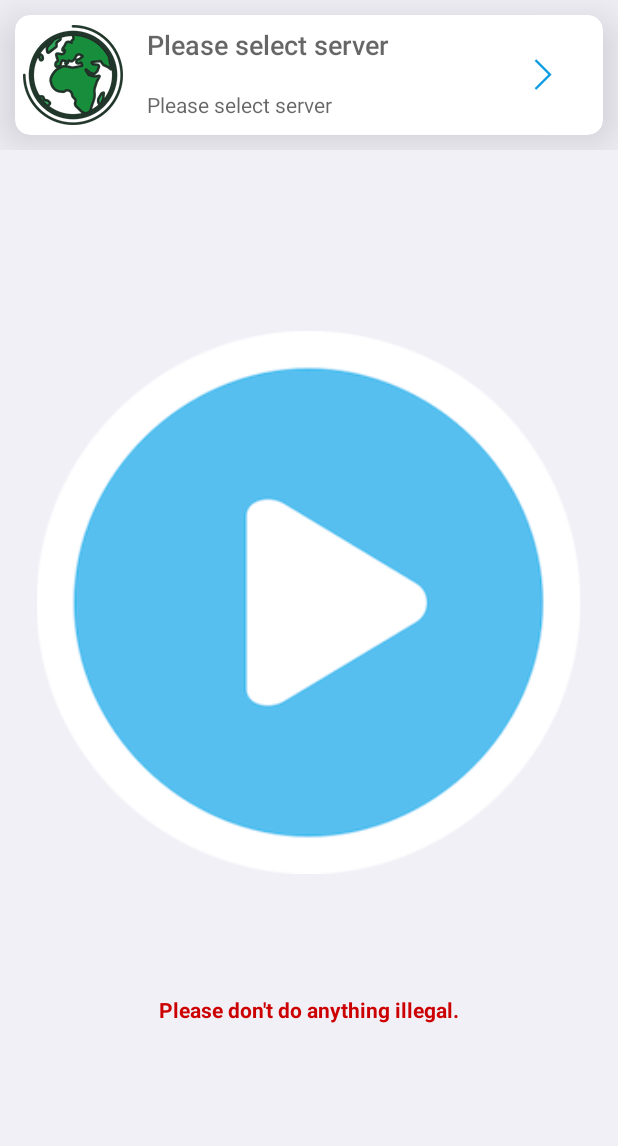
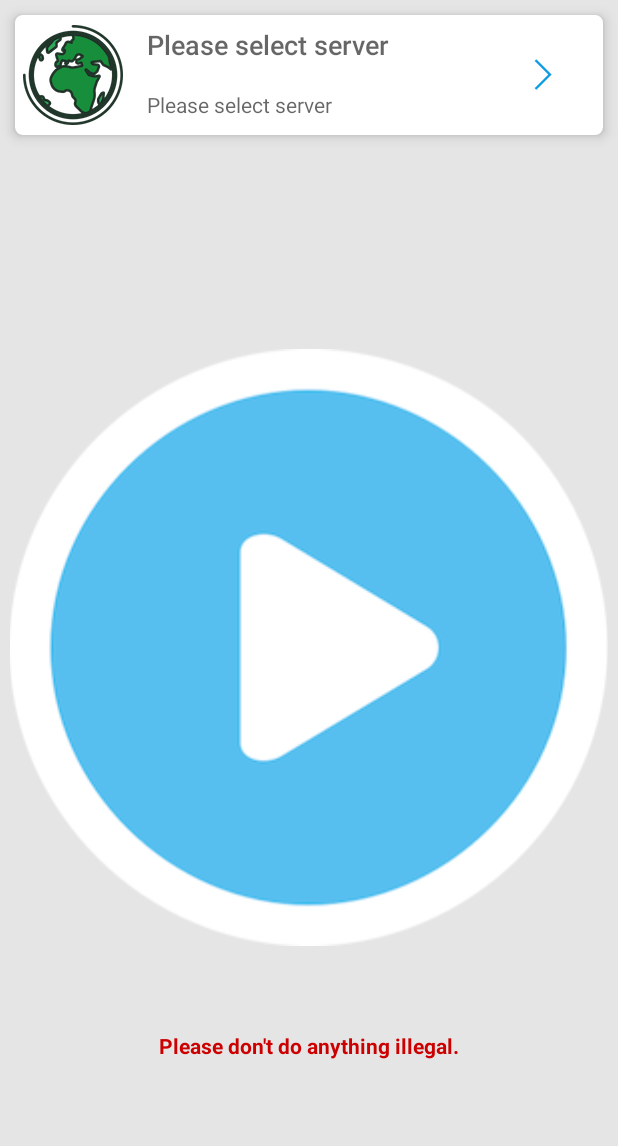
Before and after one commit to woshiwzy/myshdowss, an Android app: the layout activity_main.xml on its own in the app's theme, with its tools: preview values and no code run, on a phone screen of 412 x 824 dp, the part 90-1236 px from its top. Run offline under Robolectric (Android 15) with nearby library versions, the phone set to English and light mode, and no system bars.

Commit message:
optmize ui & speed

```diff
--- a/app/build.gradle
+++ b/app/build.gradle
@@ -82,4 +82,5 @@ dependencies {
     implementation 'com.android.support.constraint:constraint-layout:1.1.0'
     implementation 'cn.leancloud.android:avoscloud-sdk:v4.6.4'
     implementation 'com.android.support:design:26.1.0'
+    compile 'org.greenrobot:eventbus:3.1.1'
 }
--- a/app/src/main/res/layout/activity_main.xml
+++ b/app/src/main/res/layout/activity_main.xml
@@ -4,6 +4,7 @@
     xmlns:app="http://schemas.android.com/apk/res-auto"
     android:layout_width="match_parent"
     android:layout_height="match_parent"
+    android:background="#E5E5E5"
     android:orientation="vertical">
 
     <RelativeLayout
@@ -65,8 +66,8 @@
                 android:orientation="vertical"
                 android:tag="ProxyUrl"
                 app:cardBackgroundColor="@android:color/white"
-                app:cardCornerRadius="10dp"
-                app:cardElevation="20dp">
+                app:cardCornerRadius="5dp"
+                app:cardElevation="5dp">
 
                 <LinearLayout
                     android:layout_width="match_parent"
@@ -190,11 +191,74 @@
                 android:id="@+id/textViewNotify"
                 android:layout_width="match_parent"
                 android:layout_height="0dp"
-                android:layout_weight="1.5"
+                android:layout_weight="1"
                 android:gravity="center"
                 android:text="@string/be_law"
                 android:textColor="@android:color/holo_red_dark"
                 android:textStyle="bold" />
+
+
+            <android.support.v7.widget.CardView
+                android:layout_width="match_parent"
+                android:layout_height="0dp"
+                android:layout_weight="1.5"
+                app:cardBackgroundColor="@android:color/white"
+                app:cardCornerRadius="5dp"
+                android:layout_marginBottom="5dp"
+                android:visibility="gone"
+                app:cardElevation="5dp">
+
+                <LinearLayout
+                    android:layout_width="match_parent"
+                    android:layout_height="match_parent"
+                    android:orientation="vertical">
+
+                    <LinearLayout
+                        android:layout_width="match_parent"
+                        android:layout_height="0dp"
+                        android:layout_weight="1"
+                        android:gravity="left|center_vertical"
+                        android:orientation="horizontal">
+
+                        <ImageView
+                            android:layout_width="wrap_content"
+                            android:layout_height="wrap_content"
+                            android:layout_margin="5dp"
+                            android:src="@drawable/icon_up" />
+
+                        <TextView
+                            android:id="@+id/textViewSent"
+                            android:layout_width="match_parent"
+                            android:layout_height="wrap_content"
+                            android:gravity="center"
+                            android:textColor="#1296db" />
+
+                    </LinearLayout>
+
+                    <LinearLayout
+                        android:layout_width="match_parent"
+                        android:layout_height="0dp"
+                        android:layout_weight="1"
+                        android:gravity="left|center_vertical"
+                        android:orientation="horizontal">
+
+                        <ImageView
+                            android:layout_width="wrap_content"
+                            android:layout_height="wrap_content"
+                            android:layout_margin="5dp"
+                            android:src="@drawable/icon_down" />
+
+                        <TextView
+                            android:id="@+id/textViewReceived"
+                            android:layout_width="match_parent"
+                            android:layout_height="wrap_content"
+                            android:gravity="center"
+                            android:textColor="#1296db" />
+                    </LinearLayout>
+
+                </LinearLayout>
+            </android.support.v7.widget.CardView>
+
 
         </LinearLayout>
 
--- a/app/src/main/res/values/strings.xml
+++ b/app/src/main/res/values/strings.xml
@@ -20,7 +20,7 @@
     <string name="exit_confirm_info">This will disconnect the VPN connection, Are you sure to exit?</string>
     <string name="err_invalid_url">The config URL is invalid.</string>
     <string name="config_url_hint">ss://method:password@host:port</string>
-    <string name="connected">Connected,You can access internet free!</string>
+    <string name="connected">Connected,You are free to access the Internet!</string>
     <string name="connected_not">Ready to connect</string>
 
     <string name="menu_feedback">Feed Back</string>
--- a/app/src/main/res/values/styles.xml
+++ b/app/src/main/res/values/styles.xml
@@ -18,6 +18,7 @@
         ar API-level can go here. -->
         <item name="android:windowFullscreen">false</item>
         <item name="android:windowNoTitle">true</item>
+        <item name="android:windowBackground">@drawable/d</item>
     </style>
 
     <style name="StyledScrollerTextAppearance" parent="@android:style/TextAppearance">
```
Also changed, not shown: app/src/main/java/com/vm/shadowsocks/activity/MainActivity.java (+42 -22 lines), app/src/main/java/com/vm/shadowsocks/core/LocalVpnService.java (+48 -11 lines), app/src/main/java/com/vm/shadowsocks/domain/EventMessage.java (added, +8 -0 lines), app/src/main/res/drawable-hdpi/d.jpg (added), app/src/main/res/drawable-hdpi/icon_down.png (added), app/src/main/res/drawable-hdpi/icon_up.png (added).
